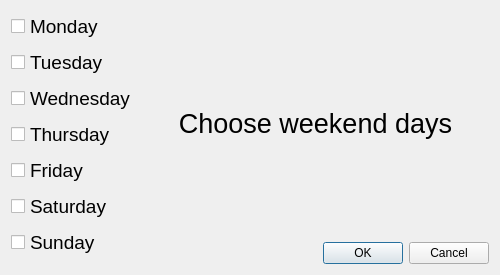
farhodbekshamsiyev/data_analysis, file user_input_widgets/weekend_entries.ui: the form before one commit.
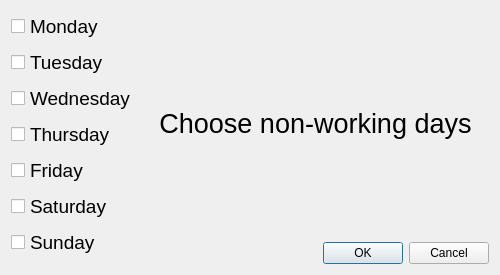
The form after the commit.

```diff
--- a/user_input_widgets/weekend_entries.ui
+++ b/user_input_widgets/weekend_entries.ui
@@ -110,7 +110,7 @@
       </font>
      </property>
      <property name="text">
-      <string>Choose weekend days</string>
+      <string>Choose non-working days</string>
      </property>
      <property name="alignment">
       <set>Qt::AlignCenter</set>
```
